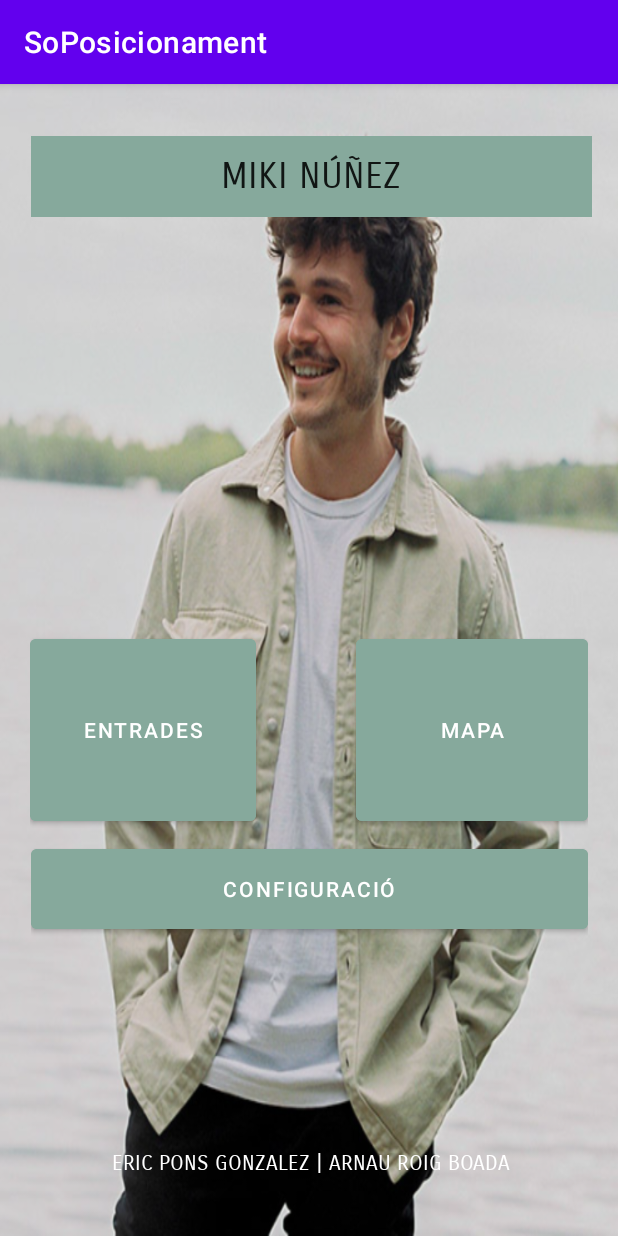
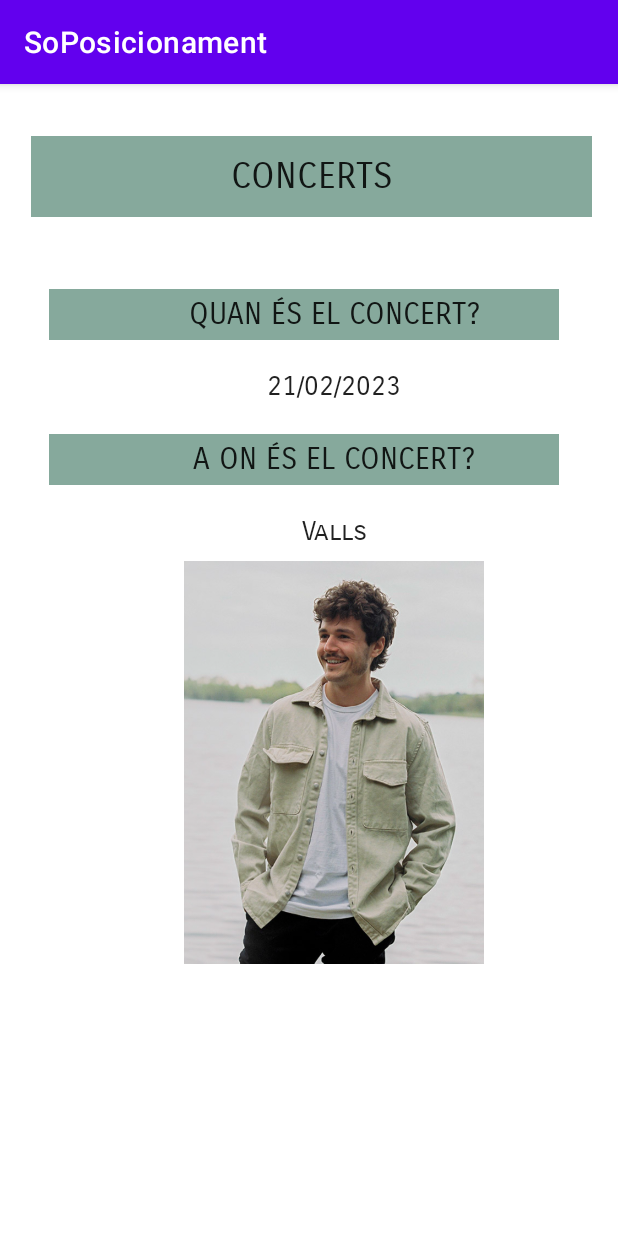
Before and after one commit to aroig3/SoPosicionament, an Android app: the screen it shows after launch (MainActivity before the commit, LlistaConcerts after it), after a tap on "ENTRADES", on a phone screen of 412 x 824 dp. Run offline under Robolectric (Android 15) with nearby library versions, the phone set to English and light mode, and no system bars.

Commit message:
bastanta cosa

```diff
--- a/app/build.gradle
+++ b/app/build.gradle
@@ -1,6 +1,7 @@
 plugins {
     id 'com.android.application'
     id 'com.google.android.libraries.mapsplatform.secrets-gradle-plugin'
+
 }
 
 android {
@@ -41,4 +42,5 @@ dependencies {
     testImplementation 'junit:junit:4.13.2'
     androidTestImplementation 'androidx.test.ext:junit:1.1.5'
     androidTestImplementation 'androidx.test.espresso:espresso-core:3.5.1'
+    implementation 'com.google.android.gms:play-services-maps:18.1.0'
 }
--- /dev/null
+++ b/app/src/main/java/com/example/soposicionament/Adapter_concerts.java
@@ -0,0 +1,82 @@
+package com.example.soposicionament;
+
+import static androidx.core.content.ContextCompat.startActivity;
+
+import android.content.Context;
+import android.content.Intent;
+import android.net.Uri;
+import android.view.LayoutInflater;
+import android.view.View;
+import android.view.ViewGroup;
+import android.widget.TextView;
+import android.widget.Toast;
+
+import androidx.annotation.NonNull;
+import androidx.recyclerview.widget.RecyclerView;
+
+import org.w3c.dom.Text;
+
+import java.util.List;
+
+public class Adapter_concerts extends RecyclerView.Adapter<Adapter_concerts.ViewHolder> {
+
+    Concert[] concert;
+
+    Context context;
+    Intent intent;
+    String url;
+    public Adapter_concerts(Concert[] concert, Context context) {
+        this.concert = concert;
+        this.context = context;
+    }
+
+    @NonNull
+    @Override
+    public ViewHolder onCreateViewHolder(@NonNull ViewGroup parent, int viewType) {
+
+        LayoutInflater layoutInflater = LayoutInflater.from(parent.getContext());
+        View view = layoutInflater.from(parent.getContext()).inflate(R.layout.adapter_layout_concerts, parent
+        ,false);
+        ViewHolder viewHolder = new ViewHolder(view);
+        return viewHolder;
+    }
+
+    @Override
+    public void onBindViewHolder(@NonNull ViewHolder holder, int position) {
+        final Concert concertList = concert[position];
+        holder.data.setText(concertList.getData());
+        holder.ubicacio.setText(concertList.getUbicacio());
+
+
+    }
+
+    @Override
+    public int getItemCount() {
+        return concert.length;
+    }
+
+    public class ViewHolder extends RecyclerView.ViewHolder {
+
+        TextView data;
+        TextView ubicacio;
+
+        public ViewHolder(@NonNull View itemView) {
+            super(itemView);
+
+            data = itemView.findViewById(R.id.data);
+            ubicacio = itemView.findViewById(R.id.ubi);
+
+            itemView.setOnClickListener(new View.OnClickListener() {
+                @Override
+                public void onClick(View v) {
+                    url = "https://mikinunez.com/";
+                    intent = new Intent(Intent.ACTION_VIEW, Uri.parse(url));
+                    //startActivity(intent);
+                }
+            });
+
+        }
+
+    }
+
+}
--- /dev/null
+++ b/app/src/main/java/com/example/soposicionament/Concert.java
@@ -0,0 +1,29 @@
+package com.example.soposicionament;
+
+public class Concert {
+
+
+    private String data;
+    private String ubicacio;
+
+    public Concert(String data, String ubicacio) {
+        this.data = data;
+        this.ubicacio = ubicacio;
+    }
+
+    public String getData() {
+        return data;
+    }
+
+    public void setData(String data) {
+        this.data = data;
+    }
+
+    public String getUbicacio() {
+        return ubicacio;
+    }
+
+    public void setUbicacio(String ubicacio) {
+        this.ubicacio = ubicacio;
+    }
+}
--- /dev/null
+++ b/app/src/main/java/com/example/soposicionament/LlistaConcerts.java
@@ -0,0 +1,38 @@
+package com.example.soposicionament;
+
+import androidx.appcompat.app.AppCompatActivity;
+import androidx.recyclerview.widget.LinearLayoutManager;
+import androidx.recyclerview.widget.RecyclerView;
+
+import android.annotation.SuppressLint;
+import android.os.Bundle;
+
+import java.util.ArrayList;
+import java.util.Arrays;
+import java.util.List;
+
+public class LlistaConcerts extends AppCompatActivity {
+
+    @SuppressLint("MissingInflatedId")
+    @Override
+    protected void onCreate(Bundle savedInstanceState) {
+        super.onCreate(savedInstanceState);
+        setContentView(R.layout.activity_llista_concerts);
+
+        RecyclerView rvllistaConcerts = findViewById(R.id.llistaConcerts);
+        rvllistaConcerts.setHasFixedSize(true);
+        rvllistaConcerts.setLayoutManager(new LinearLayoutManager(this));
+
+        Concert[] concerts = new Concert[]{
+                new Concert("21/02/2023", "Valls"),
+                new Concert("20/05/2023", "Barcelona"),
+                new Concert("20/05/2023", "Girona"),
+                new Concert("20/05/2023", "Tarragona"),
+                new Concert("20/05/2023", "Reus"),
+        };
+
+      Adapter_concerts adapter = new Adapter_concerts(concerts,this);
+        rvllistaConcerts.setAdapter(adapter);
+    }
+
+}
--- /dev/null
+++ b/app/src/main/res/layout/activity_llista_concerts.xml
@@ -0,0 +1,58 @@
+<?xml version="1.0" encoding="utf-8"?>
+<androidx.constraintlayout.widget.ConstraintLayout xmlns:android="http://schemas.android.com/apk/res/android"
+    xmlns:app="http://schemas.android.com/apk/res-auto"
+    xmlns:tools="http://schemas.android.com/tools"
+    android:layout_width="match_parent"
+    android:layout_height="match_parent"
+    tools:context=".LlistaConcerts">
+
+    <LinearLayout
+        android:layout_width="374dp"
+        android:layout_height="76dp"
+        android:layout_marginStart="20dp"
+        android:layout_marginTop="16dp"
+        android:layout_marginEnd="17dp"
+        android:layout_marginBottom="639dp"
+        android:orientation="vertical"
+        app:layout_constraintBottom_toBottomOf="parent"
+        app:layout_constraintEnd_toEndOf="parent"
+        app:layout_constraintStart_toStartOf="parent"
+        app:layout_constraintTop_toTopOf="parent">
+
+        <TextView
+            android:id="@+id/titol"
+            android:layout_width="match_parent"
+            android:layout_height="54dp"
+            android:background="#86a99c"
+            android:fontFamily="sans-serif-smallcaps"
+            android:gravity="center"
+            android:text="CONCERTS"
+            android:textAppearance="@style/TextAppearance.AppCompat.Body1"
+            android:textSize="24sp" />
+    </LinearLayout>
+
+    <LinearLayout
+        android:layout_width="377dp"
+        android:layout_height="601dp"
+        android:layout_marginStart="17dp"
+        android:layout_marginTop="102dp"
+        android:layout_marginEnd="17dp"
+        android:layout_marginBottom="28dp"
+        android:orientation="horizontal"
+        app:layout_constraintBottom_toBottomOf="parent"
+        app:layout_constraintEnd_toEndOf="parent"
+        app:layout_constraintStart_toStartOf="parent"
+        app:layout_constraintTop_toTopOf="parent">
+
+        <LinearLayout
+            android:layout_width="365dp"
+            android:layout_height="match_parent"
+            android:orientation="horizontal">
+
+            <androidx.recyclerview.widget.RecyclerView
+                android:id="@+id/llistaConcerts"
+                android:layout_width="355dp"
+                android:layout_height="match_parent" />
+        </LinearLayout>
+    </LinearLayout>
+</androidx.constraintlayout.widget.ConstraintLayout>
--- a/app/src/main/res/layout/activity_maps.xml
+++ b/app/src/main/res/layout/activity_maps.xml
@@ -6,4 +6,4 @@
     android:name="com.google.android.gms.maps.SupportMapFragment"
     android:layout_width="match_parent"
     android:layout_height="match_parent"
-    tools:context=".MapsActivity" />
+    tools:context=".MapsActivity"/>
--- /dev/null
+++ b/app/src/main/res/layout/adapter_layout_concerts.xml
@@ -0,0 +1,85 @@
+<?xml version="1.0" encoding="utf-8"?>
+<androidx.constraintlayout.widget.ConstraintLayout xmlns:android="http://schemas.android.com/apk/res/android"
+    xmlns:app="http://schemas.android.com/apk/res-auto"
+    xmlns:tools="http://schemas.android.com/tools"
+    android:layout_width="match_parent"
+    android:layout_height="match_parent">
+
+    <LinearLayout
+        android:layout_width="match_parent"
+        android:layout_height="match_parent"
+        android:orientation="horizontal">
+
+        <LinearLayout
+            android:layout_width="380dp"
+            android:layout_height="450dp"
+            android:layout_marginStart="15dp"
+            android:layout_marginTop="16dp"
+            android:layout_marginEnd="16dp"
+            android:layout_marginBottom="265dp"
+            android:orientation="vertical">
+
+            <TextView
+                android:id="@+id/titoldata"
+                android:layout_width="match_parent"
+                android:layout_height="34dp"
+                android:background="#86a99c"
+                android:fontFamily="sans-serif-smallcaps"
+                android:gravity="center"
+                android:text="QUAN ÉS EL CONCERT?"
+                android:textAppearance="@style/TextAppearance.AppCompat.Body1"
+                android:textSize="20sp" />
+
+            <Space
+                android:layout_width="match_parent"
+                android:layout_height="11dp" />
+
+            <TextView
+                android:id="@+id/data"
+                android:layout_width="match_parent"
+                android:layout_height="40dp"
+                android:fontFamily="sans-serif-smallcaps"
+                android:gravity="center"
+                android:text="-----"
+                android:textAppearance="@style/TextAppearance.AppCompat.Body1"
+                android:textSize="18sp" />
+
+            <Space
+                android:layout_width="match_parent"
+                android:layout_height="11dp" />
+
+            <TextView
+                android:id="@+id/titolubi"
+                android:layout_width="match_parent"
+                android:layout_height="34dp"
+                android:background="#86a99c"
+                android:fontFamily="sans-serif-smallcaps"
+                android:gravity="center"
+                android:text="A ON ÉS EL CONCERT?"
+                android:textAppearance="@style/TextAppearance.AppCompat.Body1"
+                android:textSize="20sp" />
+
+            <Space
+                android:layout_width="match_parent"
+                android:layout_height="11dp" />
+
+            <TextView
+                android:id="@+id/ubi"
+                android:layout_width="match_parent"
+                android:layout_height="39dp"
+                android:fontFamily="sans-serif-smallcaps"
+                android:gravity="center"
+                android:text="-----"
+                android:textAppearance="@style/TextAppearance.AppCompat.Body1"
+                android:textSize="18sp" />
+
+            <ImageView
+                android:id="@+id/imageView2"
+                android:layout_width="match_parent"
+                android:layout_height="wrap_content"
+                app:srcCompat="@drawable/miki_portada" />
+
+        </LinearLayout>
+    </LinearLayout>
+
+</androidx.constraintlayout.widget.ConstraintLayout>
```
Also changed, not shown: app/src/main/AndroidManifest.xml (+8 -1 lines), app/src/main/java/com/example/soposicionament/Configuracio.java (added, +14 -0 lines), app/src/main/java/com/example/soposicionament/MainActivity.java (+53 -1 lines), app/src/main/res/layout/activity_configuracio.xml (added, +98 -0 lines), app/src/main/res/drawable/miki_concert1.png (added).
